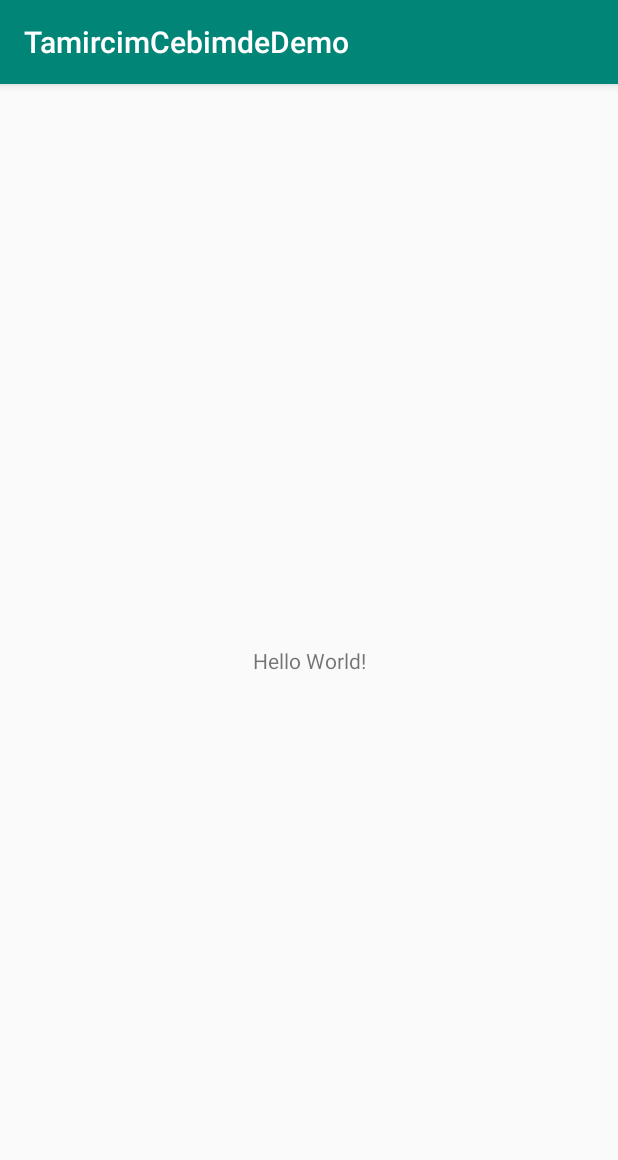
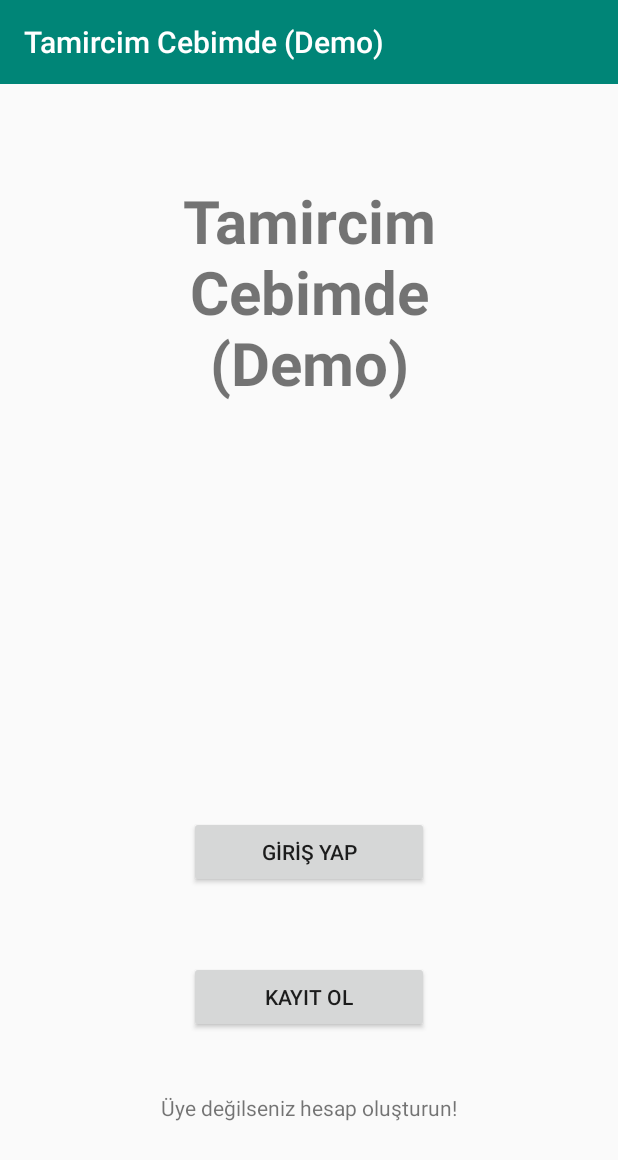
Before and after one commit to fawz24/TamircimCebimdeDemo, an Android app: the screen it shows after launch (MainActivity), on a phone screen of 412 x 824 dp. Shown: the top 1160 px of the screen. Run offline under Robolectric (Android 15) with nearby library versions, the phone set to English and light mode, and no system bars.

Commit message:
MainActivity generation

```diff
--- a/app/build.gradle
+++ b/app/build.gradle
@@ -25,4 +25,5 @@ dependencies {
     testImplementation 'junit:junit:4.12'
     androidTestImplementation 'com.android.support.test:runner:1.0.2'
     androidTestImplementation 'com.android.support.test.espresso:espresso-core:3.0.2'
+    implementation 'com.android.support:gridlayout-v7:28.0.0'
 }
--- a/app/src/main/AndroidManifest.xml
+++ b/app/src/main/AndroidManifest.xml
@@ -8,7 +8,7 @@
         android:label="@string/app_name"
         android:roundIcon="@mipmap/ic_launcher_round"
         android:supportsRtl="true"
-        android:theme="@style/AppTheme">
+        android:theme="@style/Theme.AppCompat.Light.NoActionBar">
         <activity android:name=".MainActivity">
             <intent-filter>
                 <action android:name="android.intent.action.MAIN" />
@@ -16,6 +16,8 @@
                 <category android:name="android.intent.category.LAUNCHER" />
             </intent-filter>
         </activity>
+        <activity android:name=".LoginActivity" />
+        <activity android:name=".RegisterActivity"></activity>
     </application>
 
 </manifest>
--- a/app/src/main/java/com/tamirdunyasi/tamircimcebimdedemo/MainActivity.java
+++ b/app/src/main/java/com/tamirdunyasi/tamircimcebimdedemo/MainActivity.java
@@ -1,7 +1,10 @@
 package com.tamirdunyasi.tamircimcebimdedemo;
 
+import android.content.Intent;
 import android.support.v7.app.AppCompatActivity;
 import android.os.Bundle;
+import android.support.v7.widget.Toolbar;
+import android.view.View;
 
 public class MainActivity extends AppCompatActivity {
 
@@ -9,5 +12,18 @@ public class MainActivity extends AppCompatActivity {
     protected void onCreate(Bundle savedInstanceState) {
         super.onCreate(savedInstanceState);
         setContentView(R.layout.activity_main);
+        setTitle(R.string.main_activity_label);
+        Toolbar toolbar = (Toolbar) findViewById(R.id.toolbar);
+        setSupportActionBar(toolbar);
+    }
+
+    public void goToLogin(View view){
+        Intent intent = new Intent(this, LoginActivity.class);
+        startActivity(intent);
+    }
+
+    public void goToRegister(View view){
+        Intent intent = new Intent(this, RegisterActivity.class);
+        startActivity(intent);
     }
 }
--- a/app/src/main/res/layout/activity_main.xml
+++ b/app/src/main/res/layout/activity_main.xml
@@ -7,12 +7,78 @@
     tools:context=".MainActivity">
 
     <TextView
+        android:id="@+id/mainActivityInLabel"
+        android:layout_width="0dp"
+        android:layout_height="0dp"
+        android:layout_marginTop="64dp"
+        android:layout_marginBottom="296dp"
+        android:text="@string/main_activity_in_label"
+        android:textAlignment="center"
+        android:textSize="40sp"
+        android:textStyle="bold"
+        app:fontFamily="sans-serif"
+        app:layout_constraintBottom_toBottomOf="parent"
+        app:layout_constraintEnd_toEndOf="parent"
+        app:layout_constraintStart_toStartOf="parent"
+        app:layout_constraintTop_toBottomOf="@+id/toolbar" />
+
+    <Button
+        android:id="@+id/loginButton"
+        android:layout_width="160dp"
+        android:layout_height="wrap_content"
+        android:layout_marginBottom="32dp"
+        android:onClick="goToLogin"
+        android:text="@string/login_button"
+        app:layout_constraintBottom_toTopOf="@+id/registerButton"
+        app:layout_constraintEnd_toEndOf="parent"
+        app:layout_constraintStart_toStartOf="parent"
+        app:layout_constraintTop_toBottomOf="@+id/mainActivityInLabel"
+        tools:background="@color/colorLogin"
+        tools:textColor="@android:color/white" />
+
+    <Button
+        android:id="@+id/registerButton"
+        android:layout_width="160dp"
+        android:layout_height="wrap_content"
+        android:layout_marginBottom="24dp"
+        android:onClick="goToRegister"
+        android:text="@string/register_button"
+        app:layout_constraintBottom_toTopOf="@+id/registerLink"
+        app:layout_constraintEnd_toEndOf="@+id/loginButton"
+        app:layout_constraintStart_toStartOf="@+id/loginButton"
+        app:layout_constraintTop_toBottomOf="@+id/loginButton"
+        tools:background="@color/colorPrimary" />
+
+    <TextView
+        android:id="@+id/registerLink"
         android:layout_width="wrap_content"
         android:layout_height="wrap_content"
-        android:text="Hello World!"
+        android:layout_marginBottom="60dp"
+        android:onClick="goToRegister"
+        android:text="@string/register_link"
         app:layout_constraintBottom_toBottomOf="parent"
-        app:layout_constraintLeft_toLeftOf="parent"
-        app:layout_constraintRight_toRightOf="parent"
-        app:layout_constraintTop_toTopOf="parent" />
+        app:layout_constraintEnd_toEndOf="parent"
+        app:layout_constraintStart_toStartOf="parent"
+        app:layout_constraintTop_toBottomOf="@+id/registerButton"
+        tools:textColor="@color/colorPrimary" />
+
+    <android.support.v7.widget.Toolbar
+        android:id="@+id/toolbar"
+        android:layout_width="match_parent"
+        android:layout_height="?attr/actionBarSize"
+        android:layout_marginStart="0dp"
+        android:layout_marginLeft="0dp"
+        android:layout_marginEnd="0dp"
+        android:layout_marginRight="0dp"
+        android:layout_marginBottom="0dp"
+        android:background="@color/colorPrimary"
+        android:minHeight="?attr/actionBarSize"
+        android:theme="@style/ThemeOverlay.AppCompat.ActionBar"
+        app:titleTextColor="@android:color/white"
+        app:layout_constraintBottom_toTopOf="@+id/mainActivityInLabel"
+        app:layout_constraintEnd_toEndOf="parent"
+        app:layout_constraintStart_toStartOf="parent"
+        app:layout_constraintTop_toTopOf="parent"
+        app:popupTheme="@style/ThemeOverlay.AppCompat.Light" />
 
 </android.support.constraint.ConstraintLayout>
--- a/app/src/main/res/values/colors.xml
+++ b/app/src/main/res/values/colors.xml
@@ -3,4 +3,6 @@
     <color name="colorPrimary">#008577</color>
     <color name="colorPrimaryDark">#00574B</color>
     <color name="colorAccent">#D81B60</color>
+    <color name="colorLogin">#F9B71C</color>
+    <color name="colorRegister">#30A21C</color>
 </resources>
--- a/app/src/main/res/values/strings.xml
+++ b/app/src/main/res/values/strings.xml
@@ -1,3 +1,8 @@
 <resources>
     <string name="app_name">TamircimCebimdeDemo</string>
+    <string name="login_button">GİRİŞ YAP</string>
+    <string name="register_button">KAYIT OL</string>
+    <string name="register_link">Üye değilseniz hesap oluşturun!</string>
+    <string name="main_activity_label">Tamircim Cebimde (Demo)</string>
+    <string name="main_activity_in_label">Tamircim\nCebimde\n(Demo)</string>
 </resources>
```
Also changed, not shown: app/src/main/java/com/tamirdunyasi/tamircimcebimdedemo/LoginActivity.java (added, +14 -0 lines), app/src/main/java/com/tamirdunyasi/tamircimcebimdedemo/RegisterActivity.java (added, +14 -0 lines), app/src/main/res/layout/activity_login.xml (added, +21 -0 lines), app/src/main/res/layout/activity_register.xml (added, +20 -0 lines).
